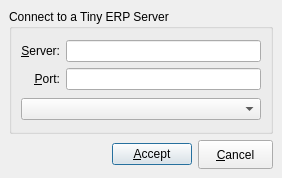
This is Koo/ui/change_server.ui in xrg/openerp-client-kde as Qt 5 draws it before an edit. The edited form follows.
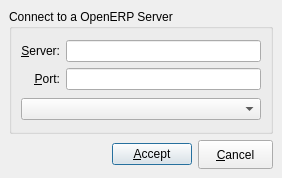
This is the edited form. Icons and pictures are not drawn.

Commit message: Replace Tiny for Open.

The edit to the form file:
```diff
--- a/Koo/ui/change_server.ui
+++ b/Koo/ui/change_server.ui
@@ -28,7 +28,7 @@
    <item>
     <widget class="QGroupBox" name="groupBox" >
      <property name="title" >
-      <string>Connect to a Tiny ERP Server</string>
+      <string>Connect to a OpenERP Server</string>
      </property>
      <layout class="QVBoxLayout" >
       <property name="spacing" >
```
The commit also changes 8 other files.
